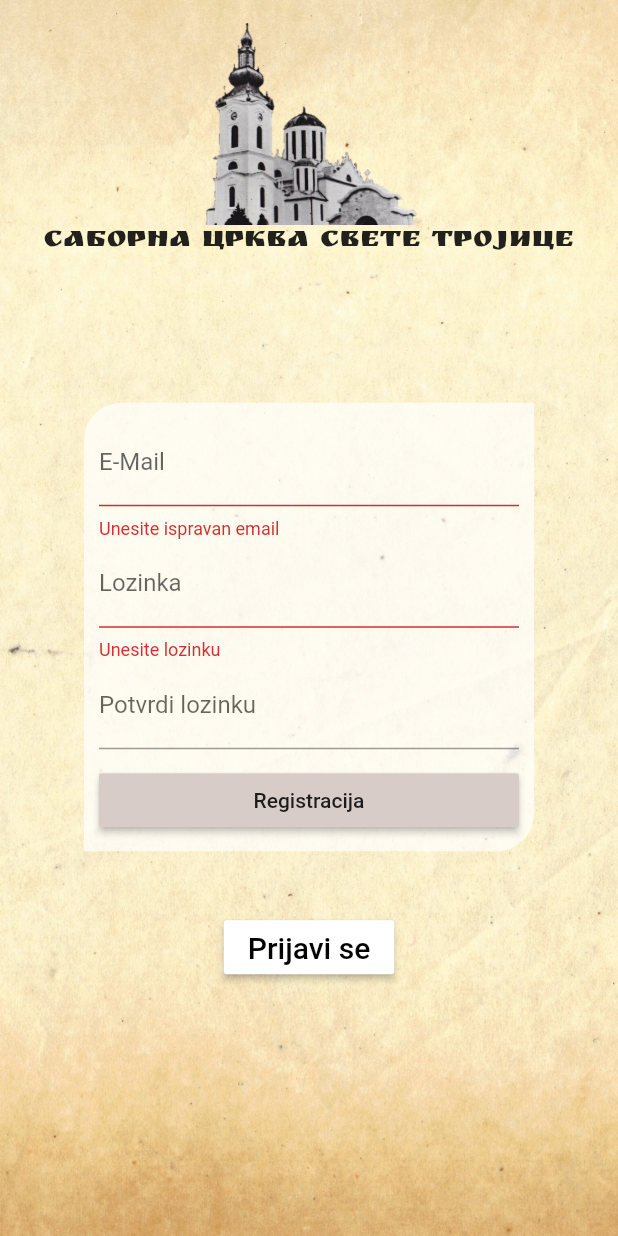
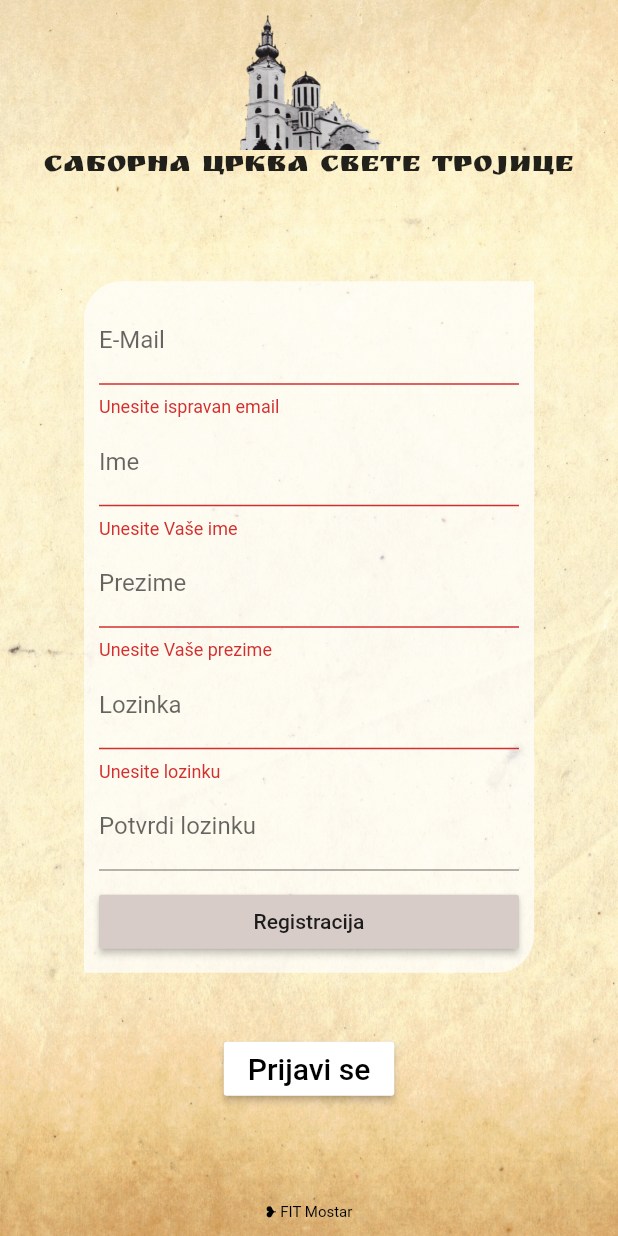
Before and after one commit to babaic/church_MOBILE, a Flutter app: the screen it shows after launch, after a tap on "Prijava", after a tap on "Registruj se", after a tap on "Registracija", on a phone screen of 412 x 824 dp. Run offline on Flutter 3.47's test engine with Material 2 defaults, Android fonts, the phone set to English and light mode, and no system bars; our stand-ins replace carousel_slider, cloud_firestore, shared_preferences; missing offline and left inert: dart:ffi, onesignal_flutter; accounts and stored records are empty; network calls fail.

Commit message:
refactored auth methods

```diff
--- a/lib/providers/auth.dart
+++ b/lib/providers/auth.dart
@@ -39,74 +39,72 @@ class Auth with ChangeNotifier {
   }
 
   Future<bool> tryAutoLogin() async {
-    print('autologin');
-    SharedPreferences prefs = await SharedPreferences.getInstance();
-    if(!prefs.containsKey('userData')) {
-      _token = null;
+    final prefs = await SharedPreferences.getInstance();
+    if (!prefs.containsKey('userData')) {
       return false;
     }
-    final extractedData = json.decode(prefs.getString('userData')) as Map<String, Object>;
-    _token = extractedData['token'];
-
+    final extractedUserData = json.decode(prefs.getString('userData')) as Map<String, Object>;
+    _token = extractedUserData['token'];
+    _userId = extractedUserData['userId'];
     await setUserData();
-
     notifyListeners();
-
     return true;
   }
 
+  Future<void> _authenticate(
+      {String email,
+      String password,
+      String ime,
+      String prezime,
+      String urlSegment}) async {
+    final url = GlobalVar.apiUrl + 'auth/$urlSegment';
+    SharedPreferences prefs = await SharedPreferences.getInstance();
 
-  Future<void> register(String email, String password) async {
-    final url = GlobalVar.apiUrl+'auth/register';
+    if (urlSegment == 'login') {
       final response = await http.post(url,
-        headers: <String, String>{
-          'Content-Type': 'application/json; charset=UTF-8',
-        },
+          headers: GlobalVar.headers,
           body: json.encode({'email': email, 'password': password}));
-    print(response.body);
-  }
-
-  Future<void> login(String email, String password) async {
-    print('login');
-    final url = GlobalVar.apiUrl+'auth/login';
-    Map<String, String> headers = {
-    'Content-Type': 'application/json;charset=UTF-8',
-    'Charset': 'utf-8'
-    };
-    final response = await http.post(url,
-        headers: headers,
-        body: json.encode({'email': email, 'password': password}));
-
-    print(response.statusCode);
-    if(response.statusCode == 401) {
+      if (response.statusCode == 401) {
         throw ('Pogrešno korisničko ime ili lozinka');
       }
-
       final data = json.decode(response.body) as Map<String, dynamic>;
-    //print(data);
-
       final userData = json.encode({
         'userId': data['id'],
         'username': data['username'],
         'role': data['role'],
         'token': data['token'],
       });
-
-    SharedPreferences prefs = await SharedPreferences.getInstance();
       await prefs.setString('userData', userData);
-
       await setUserData();
       _handleGetPermissionSubscriptionState();
+    }
+    else {
+      final response = await http.post(url,
+        headers: GlobalVar.headers,
+        body: json.encode({'email': email, 'password': password, 'ime': ime, 'prezime': prezime}));
+      if(response.statusCode != 200) {
+        throw(response.body);
+      }
+      await login(email, password);
+      //await prefs.setString('userData', userData);
+      //await setUserData();
+    }
     notifyListeners();
+  }
+
+  Future<void> login(String email, String password) async {
+    await _authenticate(email: email, password: password, urlSegment: 'login');
+  }
+  Future<void> register(String email, String password, String ime, String prezime) async {
+    await _authenticate(email: email, password: password, ime: ime, prezime: prezime, urlSegment: 'register');
   }
 
   Future<void> logout() async {
     SharedPreferences prefs = await SharedPreferences.getInstance();
     await prefs.remove('userData');
     _token = null;
-
+    _userId = null;
     deleteDeviceFromFirestore();
-
     notifyListeners();
   }
 
@@ -115,27 +113,33 @@ class Auth with ChangeNotifier {
     OneSignal.shared.getPermissionSubscriptionState().then((status) {
       //print(status.subscriptionStatus.userId);
 
-      var docRef = Firestore.instance.collection('notifications').document(_user.id.toString());
+      var docRef = Firestore.instance
+          .collection('notifications')
+          .document(_user.id.toString());
 
       Firestore.instance.runTransaction((transaction) async {
         await transaction.set(docRef, {});
       });
 
       var docId = docRef.documentID;
-      Firestore.instance.collection('/notifications/$docId/device').add({'deviceId': status.subscriptionStatus.userId});
-
+      Firestore.instance
+          .collection('/notifications/$docId/device')
+          .add({'deviceId': status.subscriptionStatus.userId});
     });
   }
 
   void deleteDeviceFromFirestore() {
     var userId = _user.id;
     OneSignal.shared.getPermissionSubscriptionState().then((status) {
-      Firestore.instance.collection('/notifications/$userId/device').where('deviceId', isEqualTo: status.subscriptionStatus.userId).getDocuments().then((value) {
+      Firestore.instance
+          .collection('/notifications/$userId/device')
+          .where('deviceId', isEqualTo: status.subscriptionStatus.userId)
+          .getDocuments()
+          .then((value) {
         value.documents.forEach((element) {
           element.reference.delete();
         });
       });
     });
   }
-
 }
--- a/lib/screens/auth_screen.dart
+++ b/lib/screens/auth_screen.dart
@@ -11,7 +11,12 @@ class AuthScreen extends StatefulWidget {
 
 class _AuthScreenState extends State<AuthScreen> {
   final GlobalKey<FormState> _formKey = GlobalKey();
-  Map<String, String> _authData = {'Email': '', 'Password': ''};
+  Map<String, String> _authData = {
+    'Email': '',
+    'Password': '',
+    'Ime': '',
+    'Prezime': ''
+  };
   AuthMode _authMode = AuthMode.Login;
   final _passwordController = TextEditingController();
 
@@ -24,14 +29,20 @@ class _AuthScreenState extends State<AuthScreen> {
     _formKey.currentState.save();
 
     if (authMode == AuthMode.Signup) {
-      await authProvider.register(_authData['Email'], _authData['Password']);
+      try {
+        await authProvider.register(_authData['Email'], _authData['Password'],
+          _authData['ime'], _authData['prezime']);
+      }
+      catch(error) {
+        _showErrorDialog(error);
+      }
+
     }
 
     if (authMode == AuthMode.Login) {
       try {
         await authProvider.login(_authData['Email'], _authData['Password']);
-      }
-      catch(error) {
+      } catch (error) {
         _showErrorDialog(error);
       }
     }
@@ -76,8 +87,8 @@ class _AuthScreenState extends State<AuthScreen> {
               children: [
                 Container(
                     alignment: Alignment.bottomRight,
-                    height: 150,
-                    width: 150,
+                    height: _authMode == AuthMode.Signup ? 100 : 150,
+                    width: _authMode == AuthMode.Signup ? 100 : 150,
                     child: Image.asset(
                       'assets/images/crkva.png',
                       fit: BoxFit.cover,
@@ -125,6 +136,26 @@ class _AuthScreenState extends State<AuthScreen> {
                               _authData['Email'] = value;
                             },
                           ),
+                          if (_authMode == AuthMode.Signup)
+                            TextFormField(
+                              decoration: InputDecoration(labelText: 'Ime'),
+                              validator: (value) {
+                                if (value.isEmpty) {
+                                  return 'Unesite Vaše ime';
+                                }
+                              },
+                              onSaved: (value) => _authData['ime'] = value,
+                            ),
+                          if (_authMode == AuthMode.Signup)
+                            TextFormField(
+                              decoration: InputDecoration(labelText: 'Prezime'),
+                              validator: (value) {
+                                if (value.isEmpty) {
+                                  return 'Unesite Vaše prezime';
+                                }
+                              },
+                              onSaved: (value) => _authData['prezime'] = value,
+                            ),
                           TextFormField(
                             controller: _passwordController,
                             decoration: InputDecoration(labelText: 'Lozinka'),
@@ -141,8 +172,8 @@ class _AuthScreenState extends State<AuthScreen> {
                           if (_authMode == AuthMode.Signup)
                             TextFormField(
                               enabled: _authMode == AuthMode.Signup,
-                              decoration: InputDecoration(
-                                  labelText: 'Potvrdi lozinku'),
+                              decoration:
+                                  InputDecoration(labelText: 'Potvrdi lozinku'),
                               obscureText: true,
                               validator: _authMode == AuthMode.Signup
                                   ? (value) {
@@ -185,10 +216,11 @@ class _AuthScreenState extends State<AuthScreen> {
                       },
                     ),
                     padding: EdgeInsets.only(top: 40),
-                  )
+                  ),
                 ],
               ),
             ),
+            Positioned(child: Text('❥ FIT Mostar', style: TextStyle(color: Colors.black, fontSize: 10),), bottom: 10,)
           ],
         ),
       ),
--- a/lib/widgets/new_message.dart
+++ b/lib/widgets/new_message.dart
@@ -63,7 +63,7 @@ class _NewMessageState extends State<NewMessage> {
       Notifikacije.sendNotificationForOneUser(userId: widget.primaocId, content: _enteredMessage);
     }
     else {
-      //Notifikacije.sendNotificationForManyUsers(userId: widget.primaocListId, content: _enteredMessage);
+      Notifikacije.sendNotificationForManyUsers(userId: widget.primaocListId, content: _enteredMessage);
       var svecenici = Provider.of<Svecenik>(context, listen: false).svecenici;
 
       for(var i = 0; i < svecenici.length; i++) {
```
Also changed, not shown: lib/screens/obred_zahtjevi_screen.dart (+13 -1 lines). Lines whose indentation alone changed are shown as unchanged.
